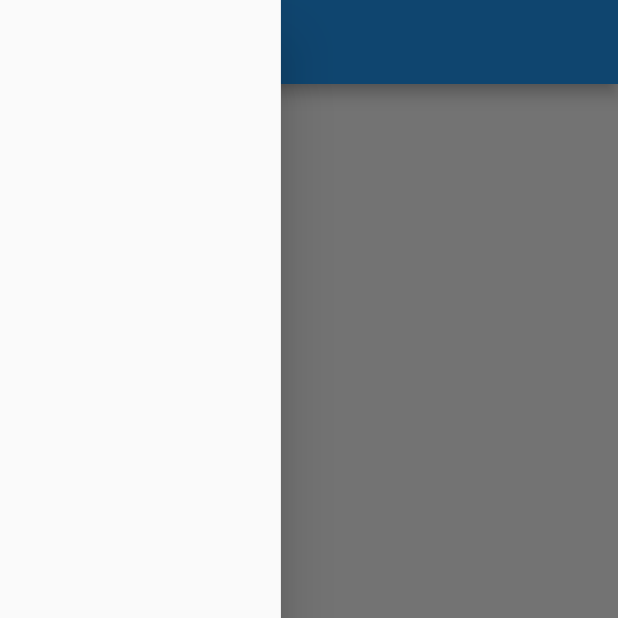
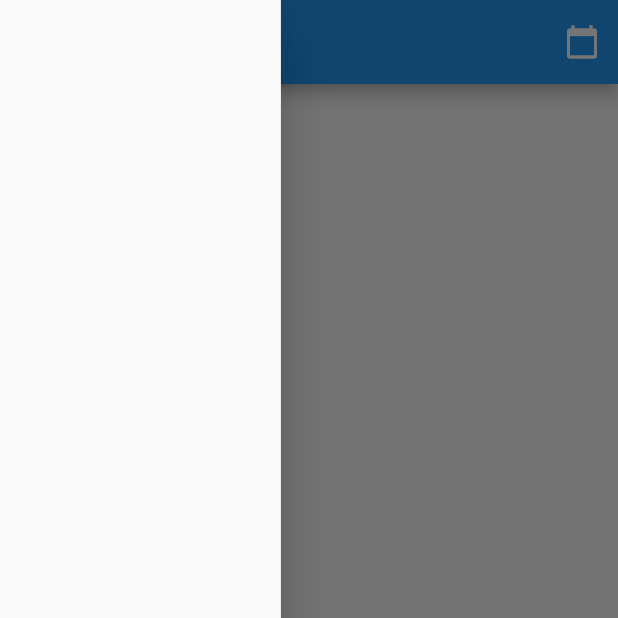
Before and after one commit to Vangreen/welplanner-public, a Flutter app: the screen it shows after launch, with the side drawer open, on a phone screen of 412 x 824 dp, the top half of it. Run offline on Flutter 3.47's test engine with Material 2 defaults, Android fonts, the phone set to English and light mode, and no system bars; our stand-ins replace date_picker_timeline, table_calendar; missing offline and left inert: swipedetector; network calls fail.

Commit message:
UI add modal for calendar, refactoriung

```diff
--- a/lib/screens/home_screen.dart
+++ b/lib/screens/home_screen.dart
@@ -9,7 +9,8 @@ import 'package:swipedetector/swipedetector.dart';
 import 'package:wel_planner/backend/indexToTimeConverter.dart';
 import 'package:wel_planner/model/event.dart';
 import 'package:wel_planner/model/group.dart';
-import 'package:wel_planner/screens/modal.dart';
+import 'package:wel_planner/widgets/modal_lessonInfo.dart';
+import 'package:wel_planner/widgets/modal_calendar.dart';
 
 class HomeScreen extends StatefulWidget {
   HomeScreen({Key key, this.title}) : super(key: key);
@@ -21,7 +22,9 @@ class HomeScreen extends StatefulWidget {
 }
 
 class _HomeScreenState extends State<HomeScreen> {
-  Modal modal = new Modal();
+  ModalLessonInfo modalLessonInfo = new ModalLessonInfo();
+  ModalCalendar modalCalendar = new ModalCalendar();
+
   DateTime _selectedValue = DateTime.now();
 
   //default group
@@ -102,6 +105,7 @@ class _HomeScreenState extends State<HomeScreen> {
 //    });
 //  }
 
+
   @override
   void initState() {
     fetchEvent().then((value) {
@@ -122,6 +126,15 @@ class _HomeScreenState extends State<HomeScreen> {
     return Scaffold(
       appBar: AppBar(
         title: Text(widget.title),
+          actions: <Widget>[
+      // action button
+      IconButton(
+      icon: Icon(Icons.calendar_today),
+      onPressed: () {
+          modalCalendar.mainBottomSheet(context);
+      },
+    ),
+    ]
       ),
       drawer: SizedBox(
         width: screenSize(context).width / 2.2,
@@ -196,7 +209,7 @@ class _HomeScreenState extends State<HomeScreen> {
                         if (_events[index].lessonName.isEmpty) {
                           //do Nothing
                         } else {
-                          modal.mainBottomSheet(
+                          modalLessonInfo.mainBottomSheet(
                               context,
                               _events[index].lessonName,
                               _events[index].location);
--- a/lib/screens/modal.dart
+++ b/lib/widgets/modal_lessonInfo.dart
@@ -1,6 +1,6 @@
 import 'package:flutter/material.dart';
 
-class Modal {
+class ModalLessonInfo {
   mainBottomSheet(BuildContext context, String lessonName, String location) {
     showModalBottomSheet(
         context: context,
--- a/pubspec.yaml
+++ b/pubspec.yaml
@@ -27,6 +27,7 @@ dependencies:
   http: ^0.12.0+2
   json_annotation: ^2.0.0
   swipedetector: ^1.2.0
+  table_calendar: ^2.2.1
 
 dev_dependencies:
   flutter_test:
```
Also changed, not shown: lib/widgets/modal_calendar.dart (added, +40 -0 lines), pubspec.lock.
